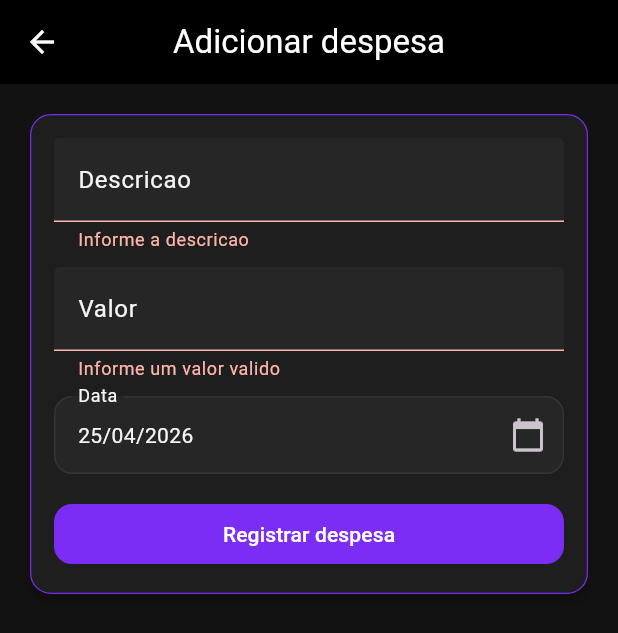
After one commit to Iagoti/cangaia-de-jegue, a Flutter app: the ExpenseFormView screen opened directly, after a tap on "Registrar despesa", on a phone screen of 412 x 824 dp. The commit adds this screen. Shown: the top 633 px of the screen. Run offline on Flutter 3.47's test engine with Material 3 defaults, Android fonts, the phone set to English and light mode, and no system bars; our stand-ins replace font_awesome_flutter, sqflite; accounts and stored records are empty; network calls fail.

Commit message:
Funcionalidade despesas

```diff
--- /dev/null
+++ b/lib/models/expense_model.dart
@@ -0,0 +1,31 @@
+class ExpenseModel {
+  const ExpenseModel({
+    this.id,
+    required this.description,
+    required this.amount,
+    required this.expenseDate,
+  });
+
+  final int? id;
+  final String description;
+  final double amount;
+  final String expenseDate;
+
+  factory ExpenseModel.fromMap(Map<String, Object?> map) {
+    return ExpenseModel(
+      id: map['id'] as int,
+      description: map['descricao'] as String,
+      amount: (map['valor'] as num).toDouble(),
+      expenseDate: map['data_despesa'] as String,
+    );
+  }
+
+  Map<String, Object?> toMap() {
+    return {
+      'id': id,
+      'descricao': description,
+      'valor': amount,
+      'data_despesa': expenseDate,
+    };
+  }
+}
--- a/lib/services/supabase_admin_service.dart
+++ b/lib/services/supabase_admin_service.dart
@@ -55,6 +55,13 @@ CREATE TABLE IF NOT EXISTS recibos_pagamento (
   forma_pagamento TEXT NOT NULL DEFAULT 'nao_informado'
 );
 
+CREATE TABLE IF NOT EXISTS despesas (
+  id BIGINT GENERATED BY DEFAULT AS IDENTITY PRIMARY KEY,
+  descricao TEXT NOT NULL,
+  valor NUMERIC NOT NULL,
+  data_despesa TIMESTAMPTZ NOT NULL
+);
+
 CREATE TABLE IF NOT EXISTS eventos_sincronizacao_pendentes (
   id BIGINT GENERATED BY DEFAULT AS IDENTITY PRIMARY KEY,
   tipo_entidade TEXT NOT NULL,
--- /dev/null
+++ b/lib/views/expense_form_view.dart
@@ -0,0 +1,149 @@
+import 'package:cangaia_de_jegue/controllers/expenses_controller.dart';
+import 'package:flutter/material.dart';
+
+class ExpenseFormView extends StatefulWidget {
+  const ExpenseFormView({super.key});
+
+  @override
+  State<ExpenseFormView> createState() => _ExpenseFormViewState();
+}
+
+class _ExpenseFormViewState extends State<ExpenseFormView> {
+  final _formKey = GlobalKey<FormState>();
+  final _descriptionController = TextEditingController();
+  final _amountController = TextEditingController();
+  final _controller = ExpensesController();
+  DateTime _expenseDate = DateTime.now();
+  bool _isSaving = false;
+
+  @override
+  void dispose() {
+    _descriptionController.dispose();
+    _amountController.dispose();
+    super.dispose();
+  }
+
+  Future<void> _pickDate() async {
+    final pickedDate = await showDatePicker(
+      context: context,
+      initialDate: _expenseDate,
+      firstDate: DateTime(2020),
+      lastDate: DateTime.now(),
+    );
+    if (pickedDate == null) return;
+    setState(() {
+      _expenseDate = DateTime(
+        pickedDate.year,
+        pickedDate.month,
+        pickedDate.day,
+        _expenseDate.hour,
+        _expenseDate.minute,
+        _expenseDate.second,
+      );
+    });
+  }
+
+  Future<void> _saveExpense() async {
+    if (!_formKey.currentState!.validate()) return;
+
+    setState(() => _isSaving = true);
+    try {
+      await _controller.registerExpense(
+        description: _descriptionController.text,
+        amount: double.parse(
+          _amountController.text.trim().replaceAll(',', '.'),
+        ),
+        expenseDate: _expenseDate,
+      );
+
+      if (!mounted) return;
+      Navigator.of(context).pop(true);
+    } on ArgumentError catch (error) {
+      if (!mounted) return;
+      ScaffoldMessenger.of(
+        context,
+      ).showSnackBar(SnackBar(content: Text(error.message.toString())));
+    } finally {
+      if (mounted) setState(() => _isSaving = false);
+    }
+  }
+
+  String _formatDateOnly(DateTime date) {
+    return '${date.day.toString().padLeft(2, '0')}/'
+        '${date.month.toString().padLeft(2, '0')}/'
+        '${date.year}';
+  }
+
+  @override
+  Widget build(BuildContext context) {
+    return Scaffold(
+      appBar: AppBar(title: const Text('Adicionar despesa')),
+      body: Padding(
+        padding: const EdgeInsets.all(16),
+        child: Card(
+          child: Padding(
+            padding: const EdgeInsets.all(16),
+            child: Form(
+              key: _formKey,
+              child: Column(
+                crossAxisAlignment: CrossAxisAlignment.start,
+                mainAxisSize: MainAxisSize.min,
+                children: [
+                  TextFormField(
+                    controller: _descriptionController,
+                    decoration: const InputDecoration(labelText: 'Descricao'),
+                    validator: (value) => value == null || value.trim().isEmpty
+                        ? 'Informe a descricao'
+                        : null,
+                  ),
+                  const SizedBox(height: 10),
+                  TextFormField(
+                    controller: _amountController,
+                    keyboardType: const TextInputType.numberWithOptions(
+                      decimal: true,
+                    ),
+                    decoration: const InputDecoration(labelText: 'Valor'),
+                    validator: (value) {
+                      final amount = double.tryParse(
+                        (value ?? '').trim().replaceAll(',', '.'),
+                      );
+                      if (amount == null || amount <= 0) {
+                        return 'Informe um valor valido';
+                      }
+                      return null;
+                    },
+                  ),
+                  const SizedBox(height: 10),
+                  InkWell(
+                    onTap: _isSaving ? null : _pickDate,
+                    child: InputDecorator(
+                      decoration: const InputDecoration(
+                        labelText: 'Data',
+                        suffixIcon: Icon(Icons.calendar_today),
+                      ),
+                      child: Text(_formatDateOnly(_expenseDate)),
+                    ),
+                  ),
+                  const SizedBox(height: 16),
+                  SizedBox(
+                    width: double.infinity,
+                    child: FilledButton(
+                      onPressed: _isSaving ? null : _saveExpense,
+                      child: _isSaving
+                          ? const SizedBox(
+                              height: 18,
+                              width: 18,
+                              child: CircularProgressIndicator(strokeWidth: 2),
+                            )
+                          : const Text('Registrar despesa'),
+                    ),
+                  ),
+                ],
+              ),
+            ),
+          ),
+        ),
+      ),
+    );
+  }
+}
--- a/lib/views/sale_detail_view.dart
+++ b/lib/views/sale_detail_view.dart
@@ -250,7 +250,7 @@ class _SaleDetailViewState extends State<SaleDetailView> {
     if (_sale.id == null || _sale.remainingAmount <= 0) return;
 
     final paymentFormKey = GlobalKey<FormState>();
-    var amountText = _sale.remainingAmount.toStringAsFixed(2);
+    var amountText = '';
     var selectedDate = DateTime.now();
     var selectedPaymentMethod = _paymentMethods.first;
     var isSubmitting = false;
```
Also changed, not shown: lib/controllers/expenses_controller.dart (added, +33 -0 lines), lib/controllers/sales_controller.dart (+14 -0 lines), lib/database/app_database.dart (+70 -1 lines), lib/services/sync_service.dart (+30 -5 lines), lib/views/dashboard_view.dart (+29 -1 lines).
